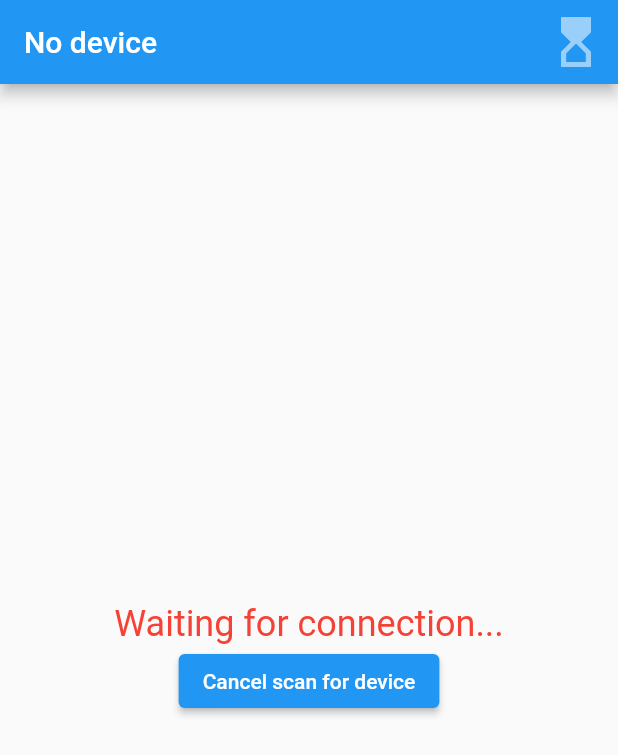
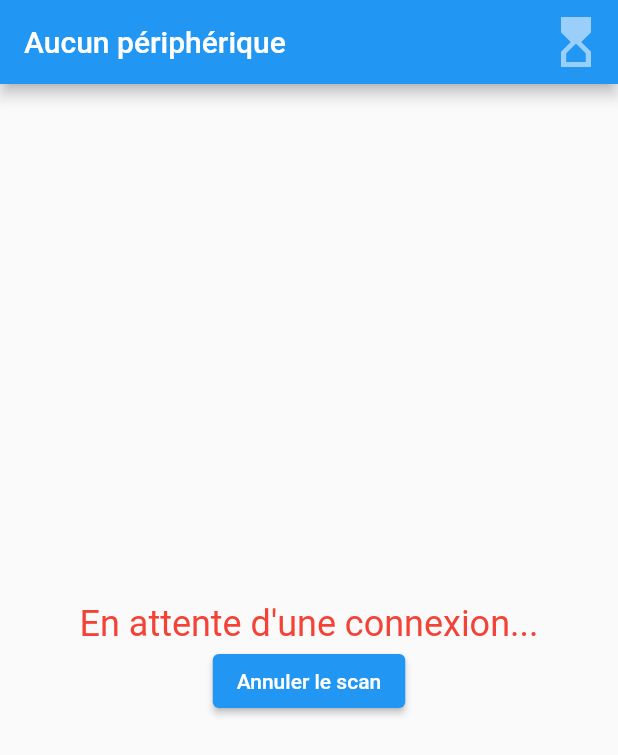
Before and after one commit to marcouellet/pool_temperature_monitor, a Flutter app: the screen it shows after launch, on a phone screen of 412 x 824 dp. Shown: the top 755 px of the screen. Run offline on Flutter 3.47's test engine with Material 2 defaults, Android fonts, the light colour scheme and no system bars; our stand-ins replace flutter_blue, flutter_svg, sleek_circular_slider, timer_count_down.

Commit message:
ajout messages pour le MAJ

```diff
--- a/lib/bleutils.dart
+++ b/lib/bleutils.dart
@@ -7,7 +7,8 @@ import 'package:pool_temperature_monitor/config/appsettings.dart';
     idle,
     scanning,
     sleeping,
-    alarm
+    alarm,
+    timeout
   }
 
 class BleUtils {
@@ -16,6 +17,7 @@ class BleUtils {
   static int _sleepdelay = 0; // Do not wait when app is started
   static BleState _blestate = BleState.idle;
   static Function(BleState state)? _onStateChange;
+  static bool _isLookingForDevice = false;
   static bool _isLookingForDeviceCancelled = false;
 
   static setState(BleState state) {
@@ -27,6 +29,10 @@ class BleUtils {
 
   static BleState getState() {
     return _blestate;
+  }
+
+  static isLookingForDevice() {
+    return _isLookingForDevice;
   }
 
   static registerOnStateChange(Function(BleState state)? onStateChange) {
@@ -58,6 +64,9 @@ class BleUtils {
 
   static List<BluetoothDevice> deviceList() {
     return _devicesList;
+  }
+  static int getSleepDelay() {
+    return _sleepdelay;
   }
 
   static void setSleepDelay(int delay) {
@@ -98,6 +107,7 @@ class BleUtils {
   }
 
   static Future<BluetoothDevice?> lookupForDevice() async {
+    _isLookingForDevice = true;
     _isLookingForDeviceCancelled = false;
     int lookupRetries = 0;
     BluetoothDevice? device;
@@ -121,6 +131,12 @@ class BleUtils {
       }
       lookupRetries++;
     }
+
+    if (device == null) {
+      setState(BleState.timeout);
+    }
+
+    _isLookingForDevice = false;
     return device;
   }
 }
--- a/lib/sensor.dart
+++ b/lib/sensor.dart
@@ -1,6 +1,5 @@
 import 'dart:async';
 import 'dart:convert' show utf8;
-
 import 'package:flutter/material.dart';
 import 'package:flutter_blue/flutter_blue.dart';
 import 'package:pool_temperature_monitor/config/appsettings.dart';
@@ -51,14 +50,6 @@ class _SensorPageState extends State<SensorPage> {
     setState(() { _bleState = state; });
   }
 
-  bool _isBleScanning() {
-    return _bleState == BleState.scanning;
-  }
-
-  bool _isBleSleeping() {
-    return _bleState == BleState.sleeping;
-  }
-
   void _tryLookupForDevices() {
     if (!_isLookingForDevice) {
        _lookupForDevice();
@@ -66,7 +57,7 @@ class _SensorPageState extends State<SensorPage> {
   }
 
   void _cancelLookingForDevices() {
-    _isLookingForDevice = false;
+     setState(() { _isLookingForDevice = false; });
     BleUtils.cancelLookingForDevices();
   }
 
@@ -106,8 +97,8 @@ class _SensorPageState extends State<SensorPage> {
 
   String _deviceTitle() {
     // ignore: unnecessary_null_comparison
-    return _device == null ? 'No device' :
-      '${_device!.name.substring(AppSettings.bleDeviceNamePrefix.length)} Temperature Sensor';
+    return _device == null ? 'Aucun périphérique' :
+      '${_device!.name.substring(AppSettings.bleDeviceNamePrefix.length)} Sonde de temperature';
   }
 
   _disconnectDevice() async {
@@ -135,7 +126,7 @@ class _SensorPageState extends State<SensorPage> {
   }
 
   Widget getBleWidget() {
-    switch (BleUtils.getState()) {
+    switch (_bleState) {
       case BleState.scanning:
         return const CircularProgressIndicator(
                     color: Colors.white,
@@ -159,7 +150,12 @@ class _SensorPageState extends State<SensorPage> {
                 size: 40.0,
                 color: Colors.white54,
               );
-    }
+      case BleState.timeout:
+        return const Icon(
+                Icons.hourglass_empty,
+                size: 40.0,
+                color: Colors.white54,
+              );      }
   }
 
   String _dataParser(List<int> dataFromDevice) {
@@ -186,12 +182,12 @@ class _SensorPageState extends State<SensorPage> {
                     mainAxisAlignment: MainAxisAlignment.center,
                     children: [
                       const Text(
-                        "Waiting for connection...",
+                        "En attente d'une connexion...",
                         style: TextStyle(fontSize: 24, color: Colors.red),
                       ),
                       ElevatedButton(
                         onPressed: () => _cancelLookingForDevices(),
-                        child: const Text('Cancel scan for device')),
+                        child: const Text('Annuler le scan')),
                     ],
                   ),
                 )
@@ -200,12 +196,12 @@ class _SensorPageState extends State<SensorPage> {
                     mainAxisAlignment: MainAxisAlignment.center,
                     children: [
                       const Text(
-                        "Device not reachable",
+                        "Périphérique inaccessible",
                         style: TextStyle(fontSize: 24, color: Colors.red),
                       ),
                       ElevatedButton(
                         onPressed: () => _tryLookupForDevices(),
-                        child: const Text('Retry scan for device')),
+                        child: const Text('Reprendre le scan')),
                     ],
                   ),
                 )
@@ -242,6 +238,8 @@ class _SensorPageState extends State<SensorPage> {
                       charge: _charge > 100 ? 100 : _charge,
                       waterTemperature: _waterTemp,
                       airTemperature: _airTemp,
+                      sleepDelay: BleUtils.getSleepDelay(),
+                      isLookingForDevice: _isLookingForDevice,
                     );
                 },
               )
--- a/pubspec.yaml
+++ b/pubspec.yaml
@@ -37,9 +37,8 @@ dependencies:
   cupertino_icons: ^1.0.5
   sleek_circular_slider: ^2.0.1
   flutter_blue: ^0.8.0
-  shared_preferences: ^2.0.0
+  timer_count_down: ^2.2.2
   flutter_svg: ^2.0.7
-  global_configs: ^1.1.1
 
 dev_dependencies:
   flutter_test:
```
Also changed, not shown: lib/homeui.dart (+38 -2 lines), pubspec.lock, 3 other files.
